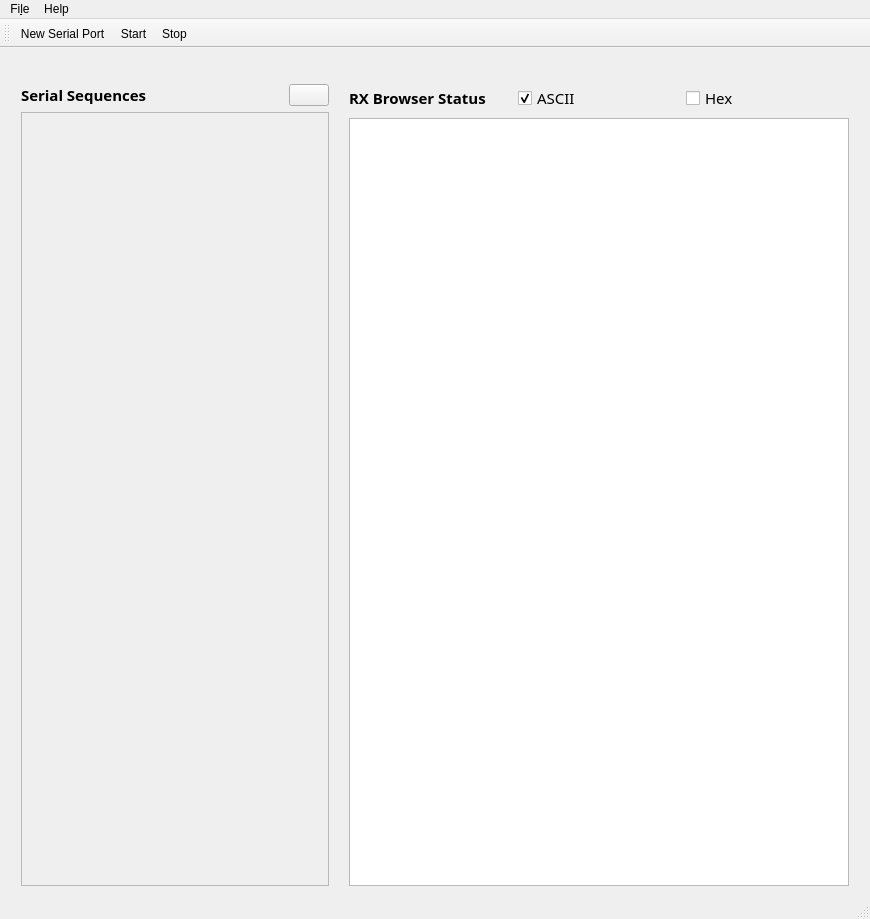
This is mainwindow.ui in rcetin/pipo as Qt 5 draws it before an edit. The edited form follows.
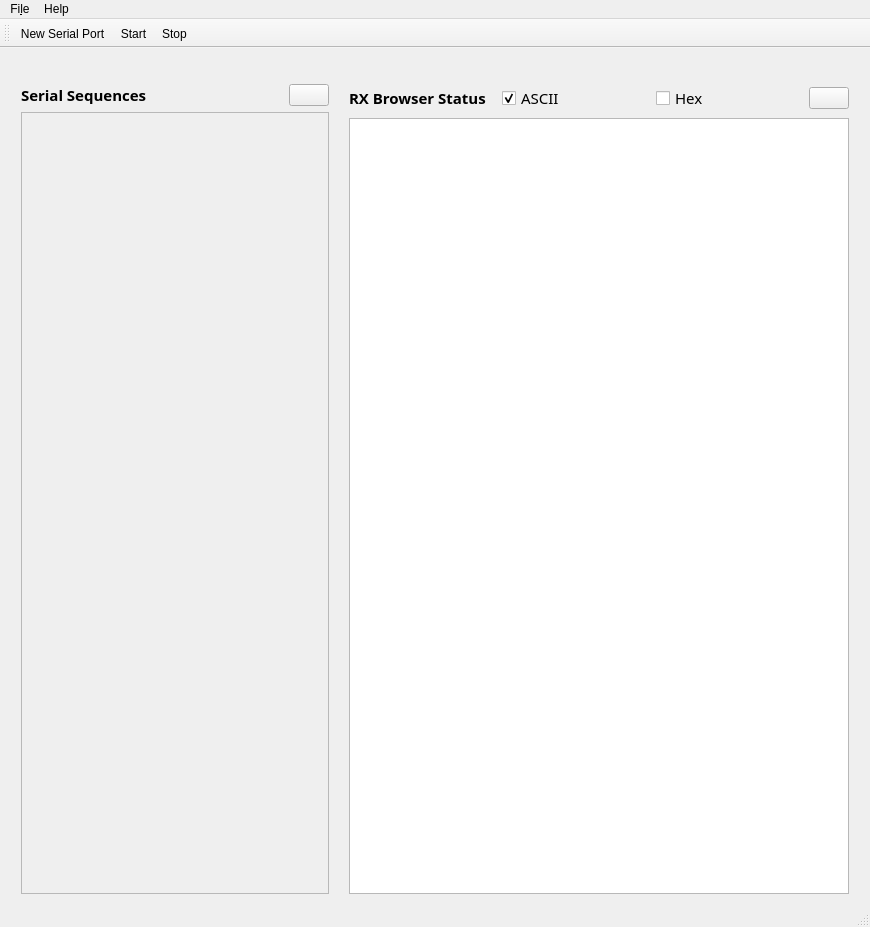
This is the edited form. Icons and pictures are not drawn.

Commit message: clear text browser button is added

Patch:
```diff
--- a/mainwindow.ui
+++ b/mainwindow.ui
@@ -6,8 +6,8 @@
    <rect>
     <x>0</x>
     <y>0</y>
-    <width>868</width>
-    <height>895</height>
+    <width>870</width>
+    <height>927</height>
    </rect>
   </property>
   <property name="windowTitle">
@@ -208,7 +208,7 @@
       <item>
        <layout class="QVBoxLayout" name="verticalLayout_2">
         <item>
-         <layout class="QHBoxLayout" name="horizontalLayout_4" stretch="0,0,0">
+         <layout class="QHBoxLayout" name="horizontalLayout_4" stretch="0,0,0,0">
           <item>
            <widget class="QLabel" name="label_2">
             <property name="font">
@@ -256,6 +256,26 @@
             </property>
            </widget>
           </item>
+          <item>
+           <widget class="QPushButton" name="ckearTextBrw">
+            <property name="sizePolicy">
+             <sizepolicy hsizetype="Maximum" vsizetype="Fixed">
+              <horstretch>0</horstretch>
+              <verstretch>0</verstretch>
+             </sizepolicy>
+            </property>
+            <property name="toolTip">
+             <string>&lt;html&gt;&lt;head/&gt;&lt;body&gt;&lt;p&gt;&lt;span style=&quot; font-size:10pt;&quot;&gt;Clear Text Browser&lt;/span&gt;&lt;/p&gt;&lt;/body&gt;&lt;/html&gt;</string>
+            </property>
+            <property name="text">
+             <string/>
+            </property>
+            <property name="icon">
+             <iconset resource="resources.qrc">
+              <normaloff>:/rec/img/clear_text_brw.png</normaloff>:/rec/img/clear_text_brw.png</iconset>
+            </property>
+           </widget>
+          </item>
          </layout>
         </item>
         <item>
```
Left out of the diff: 2 changed lines with no effect on the pictures. The commit also changes 4 other files.
